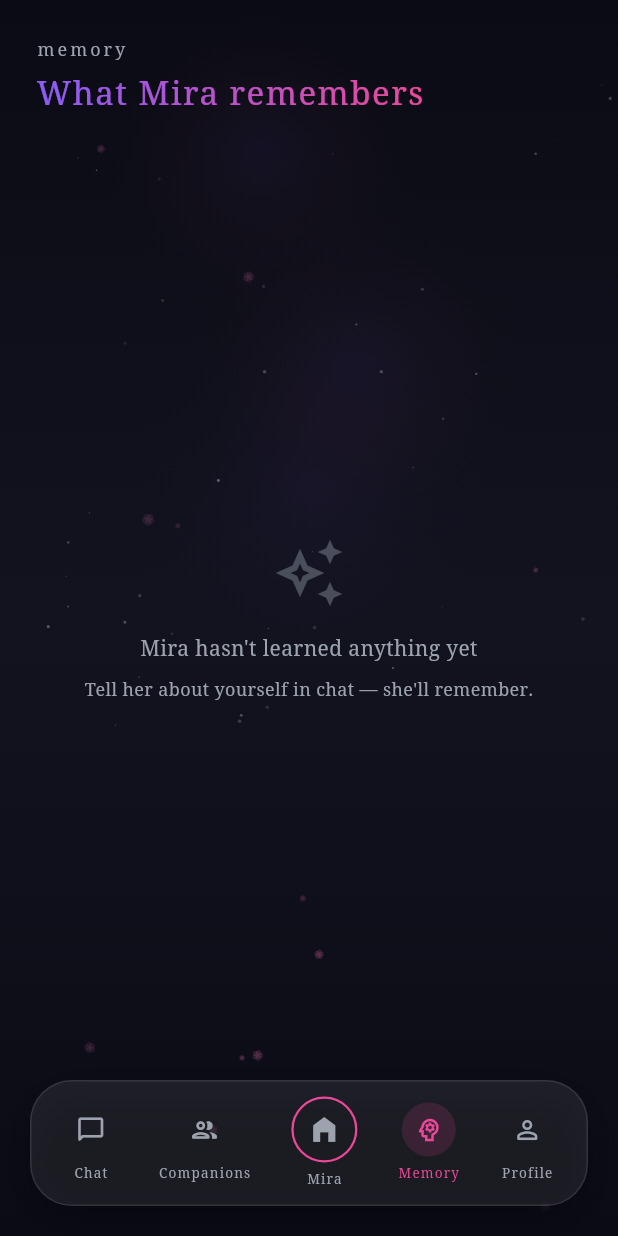
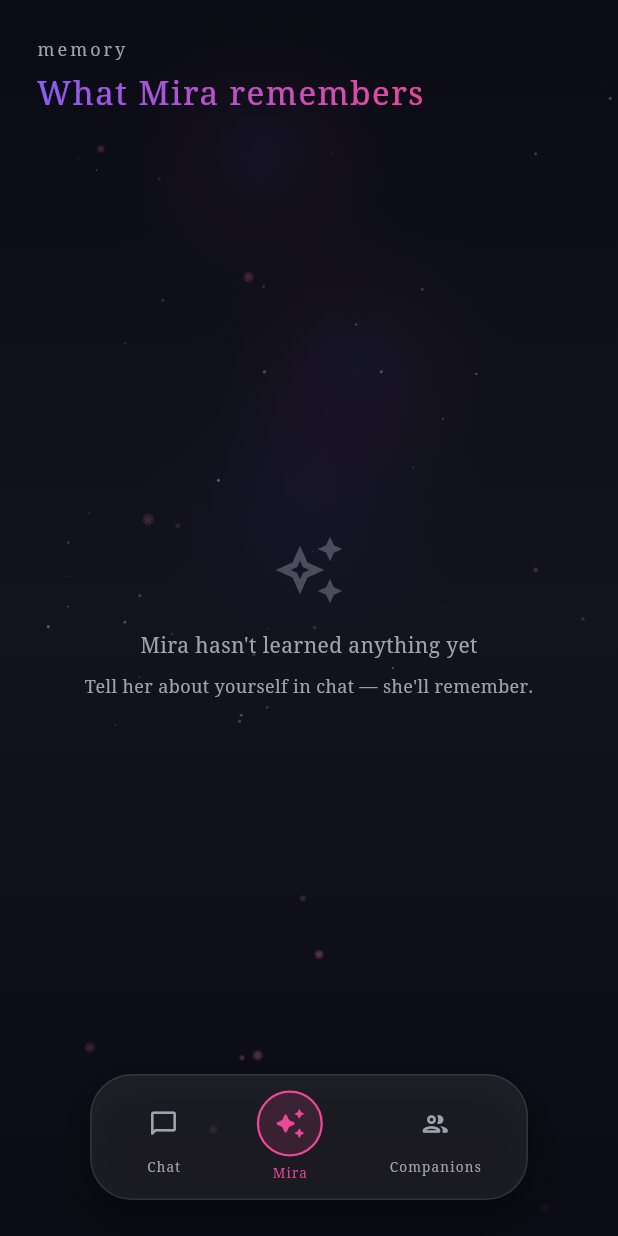
Before and after one commit to Renzysilver/mira-project, a Flutter app: the MemoryScreen screen opened by its route, on a phone screen of 412 x 824 dp. Run offline on Flutter 3.47's test engine with Material 3 defaults, Android fonts, the phone set to English and light mode, and no system bars; our stand-ins replace audioplayers, cloud_firestore, firebase_auth, firebase_core, flutter_dotenv, flutter_markdown and 12 more; missing offline and left inert: audio_session; accounts and stored records are empty; network calls fail.

Commit message:
fix: call stuck + Mira persona + 3-tab nav + sidebar wired + assistant actions
5 fixes per user feedback.

1. Call stuck on speaking (ROOT CAUSE FOUND):
   In _processUserSpeech, _startListening() was called while
   _isProcessing was still true (only cleared in finally block
   which runs AFTER _startListening). So _startListening hit
   the guard and returned without starting the mic.
   Fix: clear _isProcessing = false BEFORE calling
   _startListening(), not in the finally block.

2. Mira persona changed to balanced assistant:
   - Removed companion persona (was PersonalityType.sweet)
   - Now uses rawCompletion with custom system prompt:
     'You are Mira, a helpful AI assistant. You are NOT a
     companion or girlfriend. Be helpful, concise, direct.
     Use a balanced, professional but friendly tone.'
   - Temperature 0.5 (was 0.7)
   - No romantic language, no endearing terms

3. Bottom nav reduced to 3 tabs:
   - Chat (left)
   - Mira (center, elevated, auto_awesome icon)
   - Companions (right)
   - Nav bar narrower (60px margins) for cleaner look
   - Memory/Profile/Settings accessible via sidebar

4. Sidebar items all wired:
   - New Chat -> /chat
   - Voice Call -> /call
   - Ask Mira -> /mira
   - Companions -> /companions
   - Companion Profile -> /persona
   - Memory -> /memory
   - Settings -> /settings
   - Appearance -> /settings
   - Mood & Personality -> /persona
   - Help & Support -> placeholder (no-op for now)

5. Assistant features via url_launcher:
   - Make a Phone Call -> tel: scheme
   - Send a Message -> sms: scheme
   - Set Alarm -> android.intent SET_ALARM
   - Open Calendar -> content://com.android.calendar
   - Open Camera -> IMAGE_CAPTURE intent
   Added url_launcher: ^6.3.1 to pubspec.yaml

All brackets verified balanced (7 files, all OK).

```diff
--- a/lib/features/memory/memory_screen.dart
+++ b/lib/features/memory/memory_screen.dart
@@ -14,7 +14,7 @@ class MemoryScreen extends ConsumerWidget {
     final memoryFacts = ref.watch(memoryFactsProvider);
 
     return MainShell(
-      currentIndex: 3,
+      currentIndex: 2,
       child: AtmosphericBackground(
         child: SafeArea(
           child: Column(
--- a/lib/features/persona/persona_screen.dart
+++ b/lib/features/persona/persona_screen.dart
@@ -25,7 +25,7 @@ class PersonaScreen extends ConsumerWidget {
     final bondXpNext = (stats.affectionLevel + 1) * 100;
 
     return MainShell(
-      currentIndex: 4,
+      currentIndex: 2,
       child: AtmosphericBackground(
         child: SafeArea(
           child: SingleChildScrollView(
--- a/lib/features/settings/settings_screen.dart
+++ b/lib/features/settings/settings_screen.dart
@@ -31,7 +31,7 @@ class SettingsScreen extends ConsumerWidget {
     return MainShell(
       // Settings isn't in the bottom nav — default to -1 so nothing is active.
       // But MainShell requires 0-4, so we use 4 (Profile) as the closest match.
-      currentIndex: 4,
+      currentIndex: 2,
       child: AtmosphericBackground(
         child: SafeArea(
           child: SingleChildScrollView(
--- a/lib/widgets/shell/main_shell.dart
+++ b/lib/widgets/shell/main_shell.dart
@@ -26,9 +26,7 @@ class _MainShellState extends ConsumerState<MainShell> {
   static const _routes = [
     '/chat',
     '/companions',
-    '/home',      // "Mira" — the main home with all actions + history
-    '/memory',
-    '/persona',   // Profile
+    '/home',      // "Mira" — center, elevated
   ];
 
   void _onTap(int i) {
@@ -42,7 +40,7 @@ class _MainShellState extends ConsumerState<MainShell> {
       body: widget.child,
       extendBody: true,
       bottomNavigationBar: Container(
-        margin: const EdgeInsets.fromLTRB(20, 0, 20, 20),
+        margin: const EdgeInsets.fromLTRB(60, 0, 60, 24),
         padding: const EdgeInsets.symmetric(horizontal: 8, vertical: 10),
         decoration: BoxDecoration(
           color: AppTheme.glassWhite,
@@ -50,7 +48,7 @@ class _MainShellState extends ConsumerState<MainShell> {
           border: Border.all(color: AppTheme.glassBorder, width: 1),
           boxShadow: [
             BoxShadow(
-              color: Colors.black.withOpacity(0.3),
+              color: Colors.black.withOpacity(0.4),
               blurRadius: 24,
               offset: const Offset(0, 8),
             ),
@@ -66,29 +64,17 @@ class _MainShellState extends ConsumerState<MainShell> {
               onTap: () => _onTap(0),
             ),
             _NavIcon(
-              icon: Icons.people_outline_rounded,
-              label: 'Companions',
-              isSelected: widget.currentIndex == 1,
-              onTap: () => _onTap(1),
-            ),
-            _NavIcon(
-              icon: Icons.home_filled,
+              icon: Icons.auto_awesome_rounded,
               label: 'Mira',
               isSelected: widget.currentIndex == 2,
               isCenter: true,
               onTap: () => _onTap(2),
             ),
             _NavIcon(
-              icon: Icons.psychology_outlined,
-              label: 'Memory',
-              isSelected: widget.currentIndex == 3,
-              onTap: () => _onTap(3),
-            ),
-            _NavIcon(
-              icon: Icons.person_outline_rounded,
-              label: 'Profile',
-              isSelected: widget.currentIndex == 4,
-              onTap: () => _onTap(4),
+              icon: Icons.people_outline_rounded,
+              label: 'Companions',
+              isSelected: widget.currentIndex == 1,
+              onTap: () => _onTap(1),
             ),
           ],
         ),
--- a/pubspec.yaml
+++ b/pubspec.yaml
@@ -38,6 +38,7 @@ dependencies:
   uuid: ^4.4.0
   just_audio: ^0.10.5
   rive: ^0.13.0
+  url_launcher: ^6.3.1
 
 dev_dependencies:
   flutter_test:
```
Also changed, not shown: lib/providers/mira_chat_provider.dart (+27 -20 lines), lib/services/voice_call_service.dart (+7 -1 lines), lib/widgets/shell/mira_sidebar.dart (+19 -5 lines).
